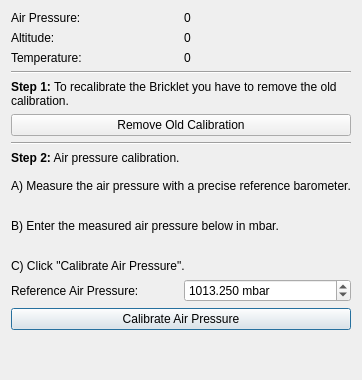
Before: the Qt Designer form src/brickv/plugin_system/plugins/barometer_v2/ui/calibration.ui in Tinkerforge/brickv, drawn with Qt 5.
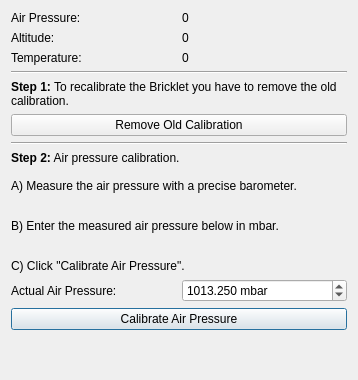
After: the same form once the commit is applied.

Commit message: barometer: Adapt to API name changes

```diff
--- a/src/brickv/plugin_system/plugins/barometer_v2/ui/calibration.ui
+++ b/src/brickv/plugin_system/plugins/barometer_v2/ui/calibration.ui
@@ -19,7 +19,7 @@
      <item row="7" column="0" colspan="2">
       <widget class="QLabel" name="label_5">
        <property name="text">
-        <string>&lt;html&gt;&lt;head/&gt;&lt;body&gt;&lt;p&gt;&lt;span style=&quot; font-weight:600;&quot;&gt;Step 2:&lt;/span&gt; Air pressure calibration.&lt;br/&gt;&lt;br/&gt;A) Measure the air pressure with a precise reference barometer.&lt;/p&gt;&lt;p&gt;&lt;br/&gt;B) Enter the measured air pressure below in mbar.&lt;/p&gt;&lt;p&gt;&lt;br/&gt;C) Click &amp;quot;Calibrate Air Pressure&amp;quot;. &lt;/p&gt;&lt;/body&gt;&lt;/html&gt;</string>
+        <string>&lt;html&gt;&lt;head/&gt;&lt;body&gt;&lt;p&gt;&lt;span style=&quot; font-weight:600;&quot;&gt;Step 2:&lt;/span&gt; Air pressure calibration.&lt;br/&gt;&lt;br/&gt;A) Measure the air pressure with a precise barometer.&lt;/p&gt;&lt;p&gt;&lt;br/&gt;B) Enter the measured air pressure below in mbar.&lt;/p&gt;&lt;p&gt;&lt;br/&gt;C) Click &amp;quot;Calibrate Air Pressure&amp;quot;. &lt;/p&gt;&lt;/body&gt;&lt;/html&gt;</string>
        </property>
        <property name="textFormat">
         <enum>Qt::RichText</enum>
@@ -43,7 +43,7 @@
      <item row="8" column="0">
       <widget class="QLabel" name="label_6">
        <property name="text">
-        <string>Reference Air Pressure:</string>
+        <string>Actual Air Pressure:</string>
        </property>
       </widget>
      </item>
```
Left out of the diff: 2 changed lines with no effect on the pictures. The commit also changes 2 other files.
